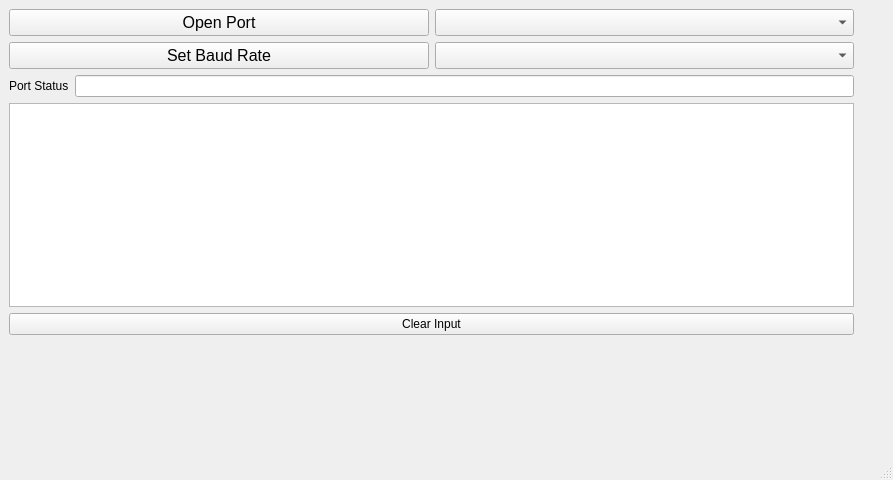
Before: the Qt Designer form SerialPortTest/mainwindow.ui in mpheng666/qt_random_stuff, drawn with Qt 5.
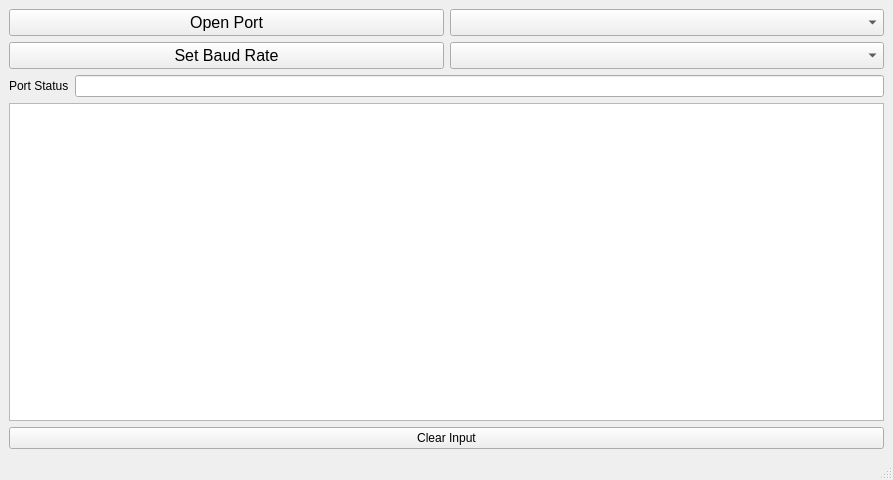
After: the same form once the commit is applied.

```diff
--- a/SerialPortTest/mainwindow.ui
+++ b/SerialPortTest/mainwindow.ui
@@ -23,15 +23,8 @@
      <verstretch>0</verstretch>
     </sizepolicy>
    </property>
-   <widget class="QWidget" name="verticalLayoutWidget">
-    <property name="geometry">
-     <rect>
-      <x>9</x>
-      <y>9</y>
-      <width>845</width>
-      <height>326</height>
-     </rect>
-    </property>
+   <layout class="QVBoxLayout" name="verticalLayout_2">
+    <item>
     <layout class="QVBoxLayout" name="verticalLayout">
      <item>
       <layout class="QHBoxLayout" name="horizontalLayout">
@@ -133,7 +126,8 @@
       </widget>
      </item>
     </layout>
-   </widget>
+    </item>
+   </layout>
   </widget>
   <widget class="QMenuBar" name="menubar">
    <property name="geometry">
```
Lines whose indentation alone changed are shown as unchanged.
